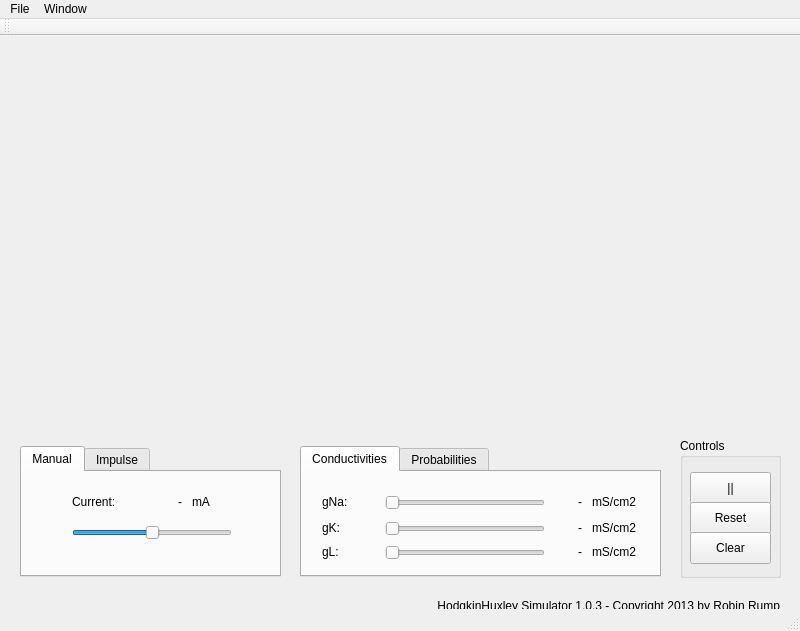
Before: the Qt Designer form mainwindow.ui in RobinRump/HodgkinHuxley, drawn with Qt 5.
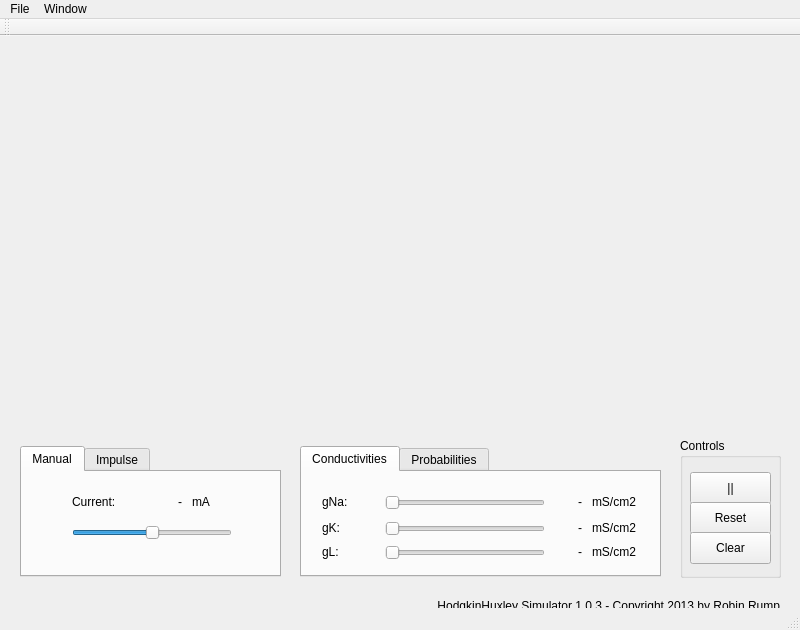
After: the same form once the commit is applied. Custom widgets are drawn as their Qt base class.

Commit message: #24 - Window now has minimal width and height

Patch:
```diff
--- a/mainwindow.ui
+++ b/mainwindow.ui
@@ -7,7 +7,7 @@
     <x>0</x>
     <y>0</y>
     <width>800</width>
-    <height>631</height>
+    <height>630</height>
    </rect>
   </property>
   <property name="windowTitle">
```
The commit also changes 2 other files.
